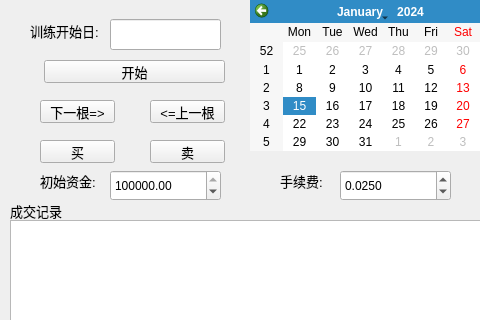
Above: StockSystem/traindlg.ui from spartawwy/StkForecast before the change; both pictures show x 0 to 480 and y 0 to 320 of the 626 by 473 pixel window. Below: the same form after it.
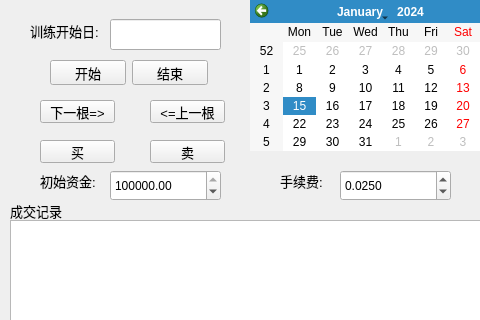
That is the form after the change.

```diff
--- a/StockSystem/traindlg.ui
+++ b/StockSystem/traindlg.ui
@@ -246,15 +246,18 @@
     </rect>
    </property>
   </widget>
-  <widget class="QPushButton" name="pbtnStart">
+  <widget class="QWidget" name="">
    <property name="geometry">
     <rect>
-     <x>44</x>
+     <x>50</x>
      <y>60</y>
-     <width>181</width>
-     <height>23</height>
+     <width>158</width>
+     <height>25</height>
     </rect>
    </property>
+   <layout class="QHBoxLayout" name="horizontalLayout">
+    <item>
+     <widget class="QPushButton" name="pbtnStart">
    <property name="font">
     <font>
      <pointsize>10</pointsize>
@@ -263,6 +266,21 @@
    <property name="text">
     <string>开始</string>
    </property>
+     </widget>
+    </item>
+    <item>
+     <widget class="QPushButton" name="pbtnStop">
+      <property name="font">
+       <font>
+        <pointsize>10</pointsize>
+       </font>
+      </property>
+      <property name="text">
+       <string>结束</string>
+      </property>
+     </widget>
+    </item>
+   </layout>
   </widget>
  </widget>
  <resources/>
```
Lines whose indentation alone changed are shown as unchanged.
